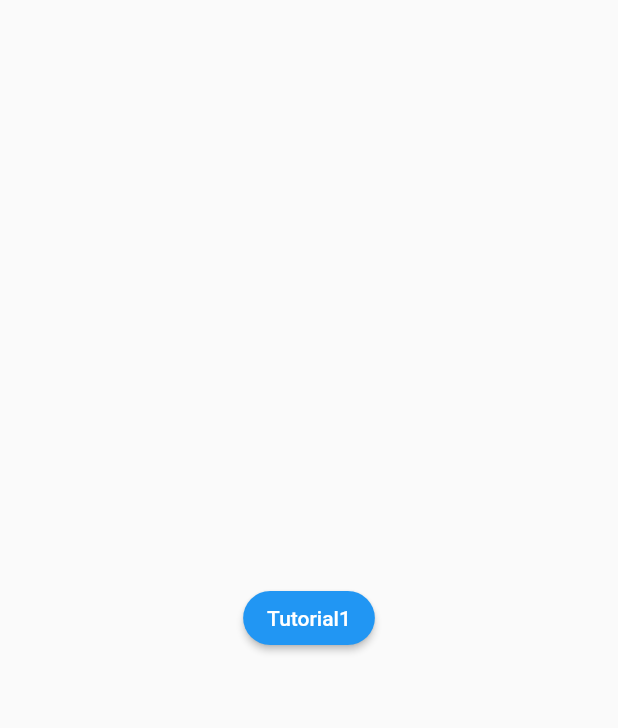
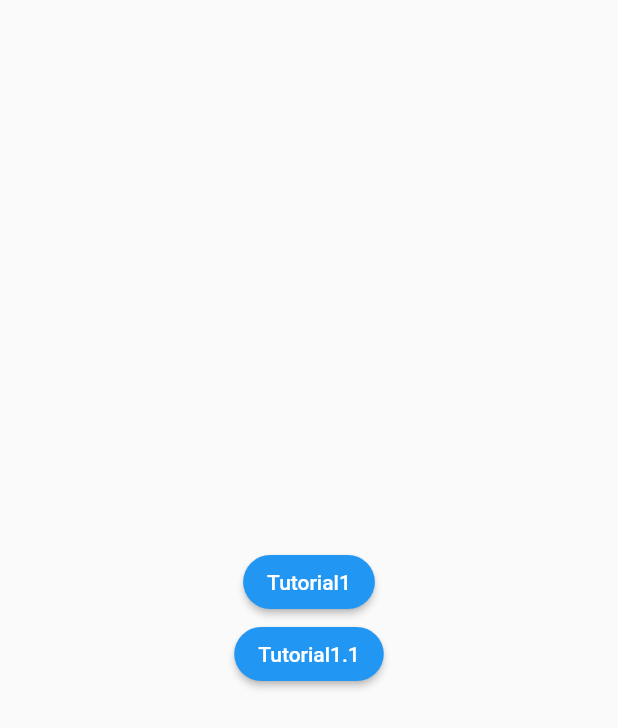
Before and after one commit to myzw1030/flutter_tutorial, a Flutter app: the screen it shows after launch, on a phone screen of 412 x 824 dp. Shown: the top 728 px of the screen. Run offline on Flutter 3.47's test engine with Material 2 defaults, Android fonts, the phone set to English and light mode, and no system bars.

```diff
--- a/lib/index_page.dart
+++ b/lib/index_page.dart
@@ -1,4 +1,5 @@
 import 'package:flutter/material.dart';
+import 'package:flutter_tutorial/animation/animation_page.dart';
 import 'package:flutter_tutorial/building/building_layout_page.dart';
 
 class IndexPage extends StatelessWidget {
@@ -6,26 +7,18 @@ class IndexPage extends StatelessWidget {
 
   @override
   Widget build(BuildContext context) {
-    return Scaffold(
+    return const Scaffold(
       body: Center(
         child: Column(
           mainAxisAlignment: MainAxisAlignment.center,
           children: [
-            ElevatedButton(
-              onPressed: () {
-                Navigator.push(
-                  context,
-                  MaterialPageRoute(
-                    builder: (context) => BuildingLayoutPage(),
-                  ),
-                );
-              },
-              style: ElevatedButton.styleFrom(
-                shape: const StadiumBorder(),
-              ),
-              child: const Text(
-                'Tutorial1',
-              ),
+            PageButton(
+              text: 'Tutorial1',
+              widget: BuildingLayoutPage(),
+            ),
+            PageButton(
+              text: 'Tutorial1.1',
+              widget: AnimationPage(),
             ),
           ],
         ),
@@ -33,3 +26,33 @@ class IndexPage extends StatelessWidget {
     );
   }
 }
+
+// 各チュートリアルのページ遷移ボタン
+class PageButton extends StatelessWidget {
+  const PageButton({
+    required this.text,
+    required this.widget,
+    super.key,
+  });
+
+  final Widget widget;
+  final String text;
+
+  @override
+  Widget build(BuildContext context) {
+    return ElevatedButton(
+      onPressed: () {
+        Navigator.push(
+          context,
+          MaterialPageRoute(
+            builder: (context) => widget,
+          ),
+        );
+      },
+      style: ElevatedButton.styleFrom(
+        shape: const StadiumBorder(),
+      ),
+      child: Text(text),
+    );
+  }
+}
```
Also changed, not shown: lib/animation/animation_page.dart (added, +88 -0 lines).
